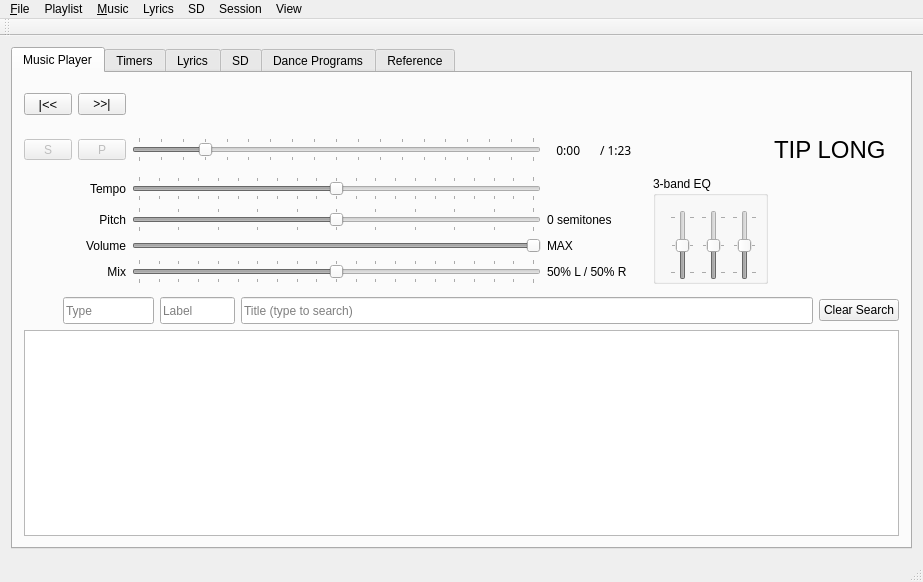
Before: the Qt Designer form SquareDesk-DEV/test123/mainwindow.ui in mpogue2/SquareDesk, drawn with Qt 5.
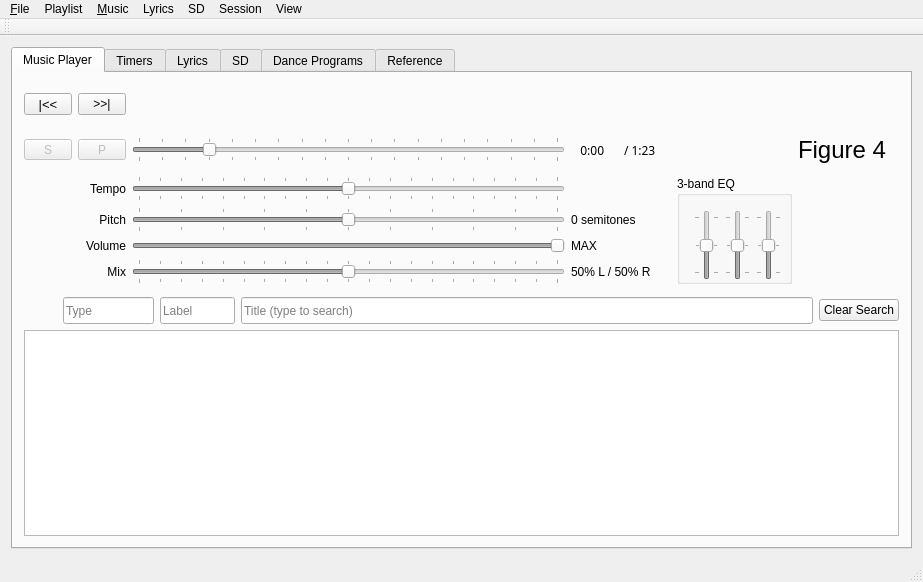
After: the same form once the commit is applied. Icons and pictures are not drawn. Custom widgets are drawn as their Qt base class.

Commit message:
#301: the width of the warningLabel doth offend me
Fixed on Mac OS X. The clock is now centered, too. We might want to check this on all platforms.

The edit to the form file:
```diff
--- a/SquareDesk-DEV/test123/mainwindow.ui
+++ b/SquareDesk-DEV/test123/mainwindow.ui
@@ -898,15 +898,18 @@
             </property>
            </widget>
           </item>
-          <item row="1" column="6">
+          <item row="1" column="6" alignment="Qt::AlignHCenter">
            <widget class="clickableLabel" name="warningLabel">
             <property name="font">
              <font>
               <pointsize>18</pointsize>
              </font>
             </property>
+            <property name="autoFillBackground">
+             <bool>false</bool>
+            </property>
             <property name="text">
-             <string>TIP LONG</string>
+             <string>Figure 4</string>
             </property>
             <property name="alignment">
              <set>Qt::AlignLeading|Qt::AlignLeft|Qt::AlignVCenter</set>
```
The commit also changes 1 other file.
